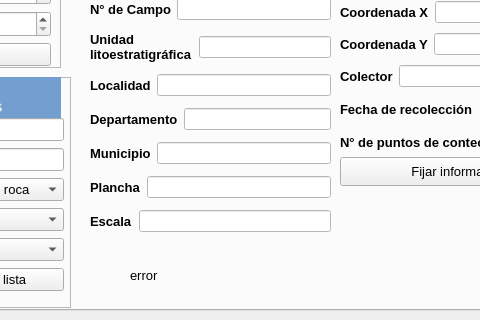
This is interfaz_grafica/interfaz.ui in joaramirezra/gestion_micro as Qt 5 draws it before an edit; both pictures show x 212 to 692 and y 260 to 580 of the 935 by 580 pixel window. The edited form follows.
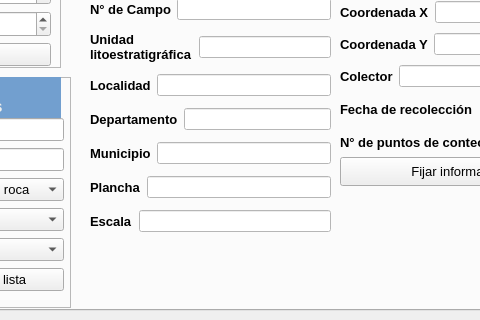
This is the edited form. Icons and pictures are not drawn.

Diff of the .ui file:
```diff
--- a/interfaz_grafica/interfaz.ui
+++ b/interfaz_grafica/interfaz.ui
@@ -6673,22 +6673,6 @@
        </layout>
       </widget>
      </widget>
-     <widget class="QLabel" name="label_error">
-      <property name="geometry">
-       <rect>
-        <x>340</x>
-        <y>500</y>
-        <width>221</width>
-        <height>16</height>
-       </rect>
-      </property>
-      <property name="styleSheet">
-       <string notr="true">font: 12pt &quot;MS Shell Dlg 2&quot;;</string>
-      </property>
-      <property name="text">
-       <string>error</string>
-      </property>
-     </widget>
     </widget>
     <widget class="QWidget" name="macro">
      <attribute name="title">
```
